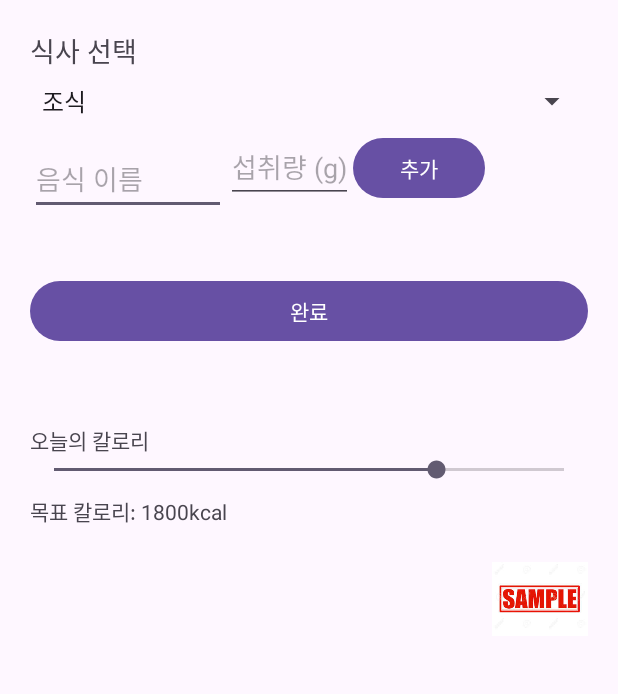
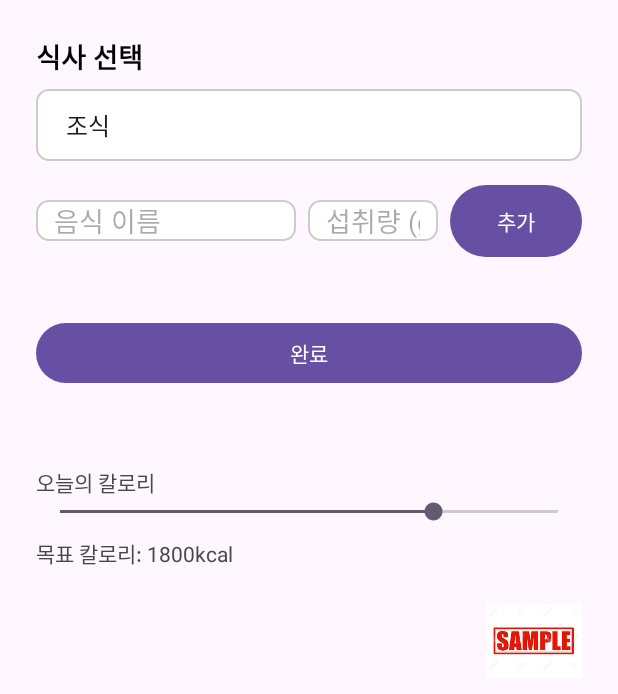
Before and after one commit to daehee1018/CBNU_opensource_team6, an Android app: the MealRecordDetailActivity screen opened directly, with no data from a screen before it, on a phone screen of 412 x 824 dp. Shown: the top 694 px of the screen. Run offline under Robolectric (Android 15) with nearby library versions, the phone set to English and light mode, and no system bars; libraries missing offline, so code that uses them is left out: org.tensorflow.lite.

```diff
--- a/Frontend/app/src/main/res/layout/activity_meal_record_detail.xml
+++ b/Frontend/app/src/main/res/layout/activity_meal_record_detail.xml
@@ -4,15 +4,16 @@
         android:layout_height="match_parent">
 
         <LinearLayout
-            android:padding="20dp"
+            android:padding="24dp"
             android:layout_width="match_parent"
             android:layout_height="wrap_content"
             android:orientation="vertical">
-
             <!-- 식사 선택 스피너 -->
             <TextView
                 android:text="식사 선택"
                 android:textSize="18sp"
+                android:textStyle="bold"
+                android:textColor="#000000"
                 android:layout_marginBottom="8dp"
                 android:layout_width="wrap_content"
                 android:layout_height="wrap_content"/>
@@ -20,37 +21,49 @@
             <Spinner
                 android:id="@+id/meal_spinner"
                 android:layout_width="match_parent"
-                android:layout_height="wrap_content"
+                android:layout_height="48dp"
                 android:entries="@array/meal_options"
-                android:spinnerMode="dropdown" />
+                android:spinnerMode="dropdown"
+                android:background="@drawable/edit_text_background"
+                android:paddingHorizontal="12dp"/>
 
             <LinearLayout
-                android:layout_width="wrap_content"
+                android:layout_width="match_parent"
                 android:layout_height="wrap_content"
-                android:orientation="horizontal">
+                android:orientation="horizontal"
+                android:layout_marginTop="16dp"
+                android:gravity="center_vertical">
 
                 <AutoCompleteTextView
                     android:id="@+id/autoFoodInput"
-                    android:hint="음식 이름           "
-                    android:layout_width="match_parent"
+                    android:hint="음식 이름 "
+                    android:layout_width="0dp"
                     android:layout_height="wrap_content"
-                    android:layout_marginTop="16dp"
+                    android:layout_weight="2"
+                    android:background="@drawable/edit_text_background"
+                    android:paddingHorizontal="12dp"
                     android:inputType="text"/>
 
                 <EditText
                     android:id="@+id/inputAmount"
                     android:hint="섭취량 (g)"
                     android:inputType="number"
-                    android:layout_width="match_parent"
+                    android:layout_width="0dp"
                     android:layout_height="wrap_content"
-                    android:layout_marginTop="8dp"/>
+                    android:layout_weight="1"
+                    android:background="@drawable/edit_text_background"
+                    android:paddingHorizontal="12dp"
+                    android:layout_marginStart="8dp"/>
 
                 <Button
                     android:id="@+id/btnAddFood"
                     android:text="추가"
+                    android:textColor="#FFFFFF"
                     android:layout_width="wrap_content"
                     android:layout_height="wrap_content"
-                    android:layout_marginTop="8dp"/>
+                    android:layout_marginStart="8dp"
+                    android:background="@drawable/rounded_blue_button"
+                    />
             </LinearLayout>
             <!-- 음식 추가된 리스트 표시 -->
 
--- a/Frontend/app/src/main/res/layout/activity_recommendation_result.xml
+++ b/Frontend/app/src/main/res/layout/activity_recommendation_result.xml
@@ -39,6 +39,11 @@
                 android:textSize="16sp"
                 android:lineSpacingExtra="4dp"
                 android:paddingTop="12dp" />
+            <ListView
+                android:id="@+id/recommendationListView"
+                android:layout_width="match_parent"
+                android:layout_height="wrap_content" />
+
         </LinearLayout>
     </ScrollView>
 </androidx.constraintlayout.widget.ConstraintLayout>
```
Also changed, not shown: Frontend/app/src/main/java/com/example/opensource_team6/MealRecordDetailActivity.java (+13 -13 lines), Frontend/app/src/main/java/com/example/opensource_team6/RecommendationResultActivity.java (+49 -26 lines), Frontend/app/src/main/java/com/example/opensource_team6/SearchResultActivity.java (+53 -46 lines), Frontend/app/src/main/java/com/example/opensource_team6/data/FoodAdapter.java (added, +69 -0 lines), Frontend/app/src/main/res/layout/activity_search_result.xml (+7 -3 lines), Frontend/app/src/main/res/layout/item_food_card.xml (added, +43 -0 lines).
